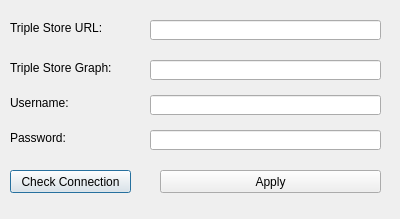
sparqlunicorn/sparqlunicornGoesGIS, file dialogs/ui/uploadrdfdialog.ui: the form before one commit.
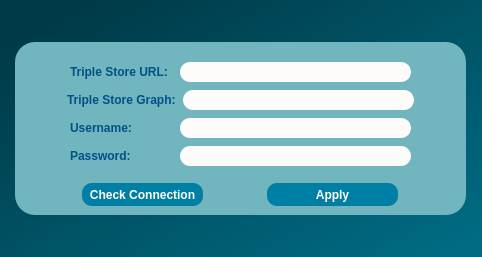
The form after the commit.

What changed in the file:
```diff
--- a/dialogs/ui/uploadrdfdialog.ui
+++ b/dialogs/ui/uploadrdfdialog.ui
@@ -6,131 +6,355 @@
    <rect>
     <x>0</x>
     <y>0</y>
-    <width>400</width>
-    <height>219</height>
+    <width>482</width>
+    <height>257</height>
    </rect>
   </property>
   <property name="windowTitle">
    <string>Dialog</string>
   </property>
+  <property name="styleSheet">
+   <string notr="true">QObject#UploadRDFDialog{
+background-color:qlineargradient(spread:pad, x1:0, y1:0, x2:1, y2:1, stop:0.0795455 rgba(0, 57, 70, 255), stop:0.5625 rgba(0, 85, 104, 255), stop:0.954545 rgba(0, 107, 131, 255));}
+</string>
+  </property>
+  <layout class="QGridLayout" name="gridLayout_3">
+   <item row="0" column="0">
+    <widget class="QFrame" name="frame">
+     <property name="minimumSize">
+      <size>
+       <width>451</width>
+       <height>173</height>
+      </size>
+     </property>
+     <property name="maximumSize">
+      <size>
+       <width>451</width>
+       <height>173</height>
+      </size>
+     </property>
+     <property name="styleSheet">
+      <string notr="true">QObject#frame{
+	background-color:qlineargradient(spread:pad, x1:0, y1:0, x2:1, y2:1, stop:0.0113636 rgba(113, 181, 190, 255));
+	
+border-radius:20px;}
+
+
+
+</string>
+     </property>
+     <property name="frameShape">
+      <enum>QFrame::StyledPanel</enum>
+     </property>
+     <property name="frameShadow">
+      <enum>QFrame::Raised</enum>
+     </property>
+     <layout class="QGridLayout" name="gridLayout_2">
+      <item row="0" column="0">
+       <widget class="QWidget" name="widget" native="true">
+        <layout class="QGridLayout" name="gridLayout">
+         <item row="0" column="0">
+          <layout class="QHBoxLayout" name="horizontalLayout_4">
+           <item>
   <widget class="QLabel" name="tripleStoreURL">
-   <property name="geometry">
-    <rect>
-     <x>10</x>
-     <y>20</y>
+             <property name="minimumSize">
+              <size>
      <width>101</width>
      <height>16</height>
-    </rect>
+              </size>
+             </property>
+             <property name="maximumSize">
+              <size>
+               <width>101</width>
+               <height>16</height>
+              </size>
+             </property>
+             <property name="font">
+              <font>
+               <pointsize>9</pointsize>
+               <weight>75</weight>
+               <bold>true</bold>
+              </font>
+             </property>
+             <property name="styleSheet">
+              <string notr="true">color:rgb(0, 81, 135);</string>
    </property>
    <property name="text">
     <string>Triple Store URL:</string>
    </property>
   </widget>
+           </item>
+           <item>
   <widget class="QLineEdit" name="tripleStoreURLEdit">
-   <property name="geometry">
-    <rect>
-     <x>150</x>
-     <y>20</y>
+             <property name="minimumSize">
+              <size>
      <width>231</width>
      <height>20</height>
-    </rect>
-   </property>
-  </widget>
+              </size>
+             </property>
+             <property name="maximumSize">
+              <size>
+               <width>231</width>
+               <height>20</height>
+              </size>
+             </property>
+             <property name="styleSheet">
+              <string notr="true">background-color: rgb(253, 252, 250);
+
+border-radius:10px;
+
+border-color:rgb(45, 45, 45);</string>
+             </property>
+            </widget>
+           </item>
+          </layout>
+         </item>
+         <item row="1" column="0">
+          <layout class="QHBoxLayout" name="horizontalLayout_3">
+           <item>
   <widget class="QLabel" name="tripleStoreGraph">
-   <property name="geometry">
-    <rect>
-     <x>10</x>
-     <y>60</y>
-     <width>101</width>
+             <property name="minimumSize">
+              <size>
+               <width>110</width>
      <height>16</height>
-    </rect>
+              </size>
+             </property>
+             <property name="maximumSize">
+              <size>
+               <width>110</width>
+               <height>16</height>
+              </size>
+             </property>
+             <property name="font">
+              <font>
+               <weight>75</weight>
+               <bold>true</bold>
+              </font>
+             </property>
+             <property name="styleSheet">
+              <string notr="true">color:rgb(0, 81, 135);</string>
    </property>
    <property name="text">
     <string>Triple Store Graph:</string>
    </property>
   </widget>
+           </item>
+           <item>
   <widget class="QLineEdit" name="tripleStoreGraphEdit">
-   <property name="geometry">
-    <rect>
-     <x>150</x>
-     <y>60</y>
+             <property name="minimumSize">
+              <size>
      <width>231</width>
      <height>20</height>
-    </rect>
-   </property>
-  </widget>
+              </size>
+             </property>
+             <property name="maximumSize">
+              <size>
+               <width>231</width>
+               <height>20</height>
+              </size>
+             </property>
+             <property name="styleSheet">
+              <string notr="true">background-color: rgb(253, 252, 250);
+
+border-radius:10px;
+
+border-color:rgb(45, 45, 45);</string>
+             </property>
+            </widget>
+           </item>
+          </layout>
+         </item>
+         <item row="2" column="0">
+          <layout class="QHBoxLayout" name="horizontalLayout_2">
+           <item>
   <widget class="QLabel" name="username">
-   <property name="geometry">
-    <rect>
-     <x>10</x>
-     <y>95</y>
+             <property name="minimumSize">
+              <size>
      <width>101</width>
      <height>16</height>
-    </rect>
+              </size>
+             </property>
+             <property name="maximumSize">
+              <size>
+               <width>101</width>
+               <height>16</height>
+              </size>
+             </property>
+             <property name="font">
+              <font>
+               <pointsize>9</pointsize>
+               <weight>75</weight>
+               <bold>true</bold>
+              </font>
+             </property>
+             <property name="styleSheet">
+              <string notr="true">color:rgb(0, 81, 135);</string>
    </property>
    <property name="text">
     <string>Username:</string>
    </property>
   </widget>
+           </item>
+           <item>
+            <widget class="QLineEdit" name="usernameEdit">
+             <property name="minimumSize">
+              <size>
+               <width>231</width>
+               <height>20</height>
+              </size>
+             </property>
+             <property name="maximumSize">
+              <size>
+               <width>231</width>
+               <height>20</height>
+              </size>
+             </property>
+             <property name="styleSheet">
+              <string notr="true">background-color: rgb(253, 252, 250);
+
+border-radius:10px;
+
+border-color:rgb(45, 45, 45);</string>
+             </property>
+            </widget>
+           </item>
+          </layout>
+         </item>
+         <item row="3" column="0">
+          <layout class="QHBoxLayout" name="horizontalLayout">
+           <item>
   <widget class="QLabel" name="password">
-   <property name="geometry">
-    <rect>
-     <x>10</x>
-     <y>130</y>
+             <property name="minimumSize">
+              <size>
      <width>101</width>
      <height>16</height>
-    </rect>
+              </size>
+             </property>
+             <property name="maximumSize">
+              <size>
+               <width>101</width>
+               <height>16</height>
+              </size>
+             </property>
+             <property name="font">
+              <font>
+               <pointsize>9</pointsize>
+               <weight>75</weight>
+               <bold>true</bold>
+              </font>
+             </property>
+             <property name="styleSheet">
+              <string notr="true">color:rgb(0, 81, 135);</string>
    </property>
    <property name="text">
     <string>Password:</string>
    </property>
   </widget>
-  <widget class="QLineEdit" name="usernameEdit">
-   <property name="geometry">
-    <rect>
-     <x>150</x>
-     <y>95</y>
-     <width>231</width>
-     <height>20</height>
-    </rect>
-   </property>
-  </widget>
+           </item>
+           <item>
   <widget class="QLineEdit" name="passwordEdit">
-   <property name="geometry">
-    <rect>
-     <x>150</x>
-     <y>130</y>
+             <property name="minimumSize">
+              <size>
      <width>231</width>
      <height>20</height>
-    </rect>
-   </property>
-  </widget>
+              </size>
+             </property>
+             <property name="maximumSize">
+              <size>
+               <width>231</width>
+               <height>20</height>
+              </size>
+             </property>
+             <property name="styleSheet">
+              <string notr="true">background-color: rgb(253, 252, 250);
+
+border-radius:10px;
+
+border-color:rgb(45, 45, 45);</string>
+             </property>
+            </widget>
+           </item>
+          </layout>
+         </item>
+        </layout>
+       </widget>
+      </item>
+      <item row="1" column="0">
+       <layout class="QHBoxLayout" name="horizontalLayout_5">
+        <item>
   <widget class="QPushButton" name="checkConnectionButton">
-   <property name="geometry">
-    <rect>
-     <x>10</x>
-     <y>170</y>
+          <property name="minimumSize">
+           <size>
      <width>121</width>
      <height>23</height>
-    </rect>
+           </size>
+          </property>
+          <property name="maximumSize">
+           <size>
+            <width>121</width>
+            <height>23</height>
+           </size>
+          </property>
+          <property name="font">
+           <font>
+            <pointsize>9</pointsize>
+            <weight>75</weight>
+            <bold>true</bold>
+           </font>
+          </property>
+          <property name="cursor">
+           <cursorShape>PointingHandCursor</cursorShape>
+          </property>
+          <property name="styleSheet">
+           <string notr="true">background-color:rgb(0, 127, 165);
+border-radius:10px;
+color: rgb(255, 255, 255);</string>
    </property>
    <property name="text">
     <string>Check Connection</string>
    </property>
   </widget>
+        </item>
+        <item>
   <widget class="QPushButton" name="applyButton">
-   <property name="geometry">
-    <rect>
-     <x>160</x>
-     <y>170</y>
-     <width>221</width>
+          <property name="minimumSize">
+           <size>
+            <width>131</width>
      <height>23</height>
-    </rect>
+           </size>
+          </property>
+          <property name="maximumSize">
+           <size>
+            <width>131</width>
+            <height>23</height>
+           </size>
+          </property>
+          <property name="font">
+           <font>
+            <pointsize>9</pointsize>
+            <weight>75</weight>
+            <bold>true</bold>
+           </font>
+          </property>
+          <property name="cursor">
+           <cursorShape>PointingHandCursor</cursorShape>
+          </property>
+          <property name="styleSheet">
+           <string notr="true">background-color:rgb(0, 127, 165);
+border-radius:10px;
+color: rgb(255, 255, 255);</string>
    </property>
    <property name="text">
     <string>Apply</string>
    </property>
   </widget>
+        </item>
+       </layout>
+      </item>
+     </layout>
+    </widget>
+   </item>
+  </layout>
  </widget>
  <resources/>
  <connections/>
```
Lines whose indentation alone changed are shown as unchanged.
